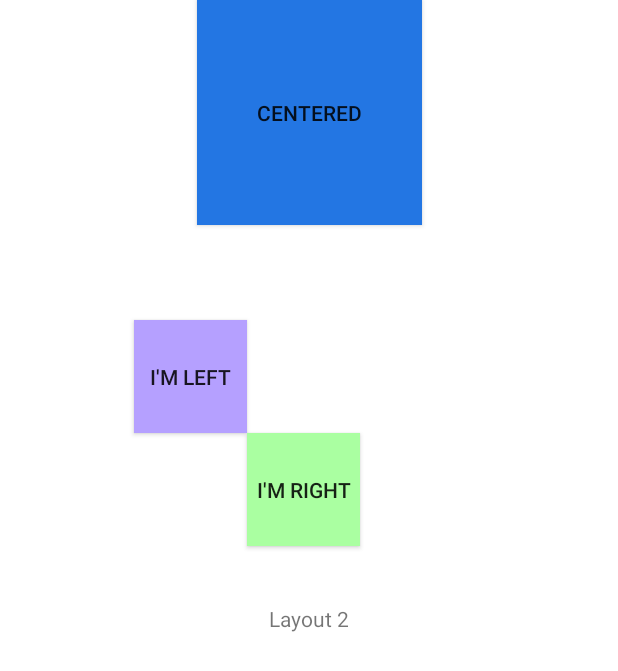
After one commit to dltra/AndroidTutorialsLab04Layout, an Android app: the layout layout2.xml on its own in the app's theme, with its tools: preview values and no code run, on a phone screen of 412 x 824 dp. The commit adds this screen. Shown: the top 671 px of the screen. Run offline under Robolectric (Android 15) with nearby library versions, the phone set to English and light mode, and no system bars.

Commit message:
Layout2 Guidelines

```diff
--- a/app/src/main/java/com/tradan/layoutdemo/MainActivity.java
+++ b/app/src/main/java/com/tradan/layoutdemo/MainActivity.java
@@ -9,6 +9,6 @@ public class MainActivity extends AppCompatActivity {
     @Override
     protected void onCreate(Bundle savedInstanceState) {
         super.onCreate(savedInstanceState);
-        setContentView(R.layout.layout1);
+        setContentView(R.layout.layout2);
     }
 }
--- /dev/null
+++ b/app/src/main/res/layout/layout2.xml
@@ -0,0 +1,48 @@
+<?xml version="1.0" encoding="utf-8"?>
+<androidx.constraintlayout.widget.ConstraintLayout xmlns:android="http://schemas.android.com/apk/res/android"
+    android:layout_width="match_parent"
+    android:layout_height="match_parent"
+    xmlns:app="http://schemas.android.com/apk/res-auto">
+    <androidx.appcompat.widget.AppCompatButton
+        android:layout_width="@dimen/large_length"
+        android:layout_height="@dimen/large_length"
+        app:layout_constraintLeft_toLeftOf="parent"
+        app:layout_constraintRight_toRightOf="parent"
+        app:layout_constraintTop_toTopOf="parent"
+        android:background="@color/royal_blue"
+        android:text="Centered"/>
+    <androidx.constraintlayout.widget.Guideline
+        android:id="@+id/vertical_guideline"
+        android:layout_width="wrap_content"
+        android:layout_height="wrap_content"
+        android:orientation="vertical"
+        app:layout_constraintGuide_percent=".4"/>
+    <androidx.constraintlayout.widget.Guideline
+        android:id="@+id/horizontal_guideline"
+        android:layout_width="wrap_content"
+        android:layout_height="wrap_content"
+        android:orientation="horizontal"
+        app:layout_constraintGuide_percent=".35"/>
+    <androidx.appcompat.widget.AppCompatButton
+        android:layout_width="@dimen/small_length"
+        android:layout_height="@dimen/small_length"
+        android:background="@color/med_purple"
+        android:text="I'm Left"
+        app:layout_constraintRight_toRightOf="@id/vertical_guideline"
+        app:layout_constraintBottom_toBottomOf="@id/horizontal_guideline"/>
+    <androidx.appcompat.widget.AppCompatButton
+        android:layout_width="@dimen/small_length"
+        android:layout_height="@dimen/small_length"
+        android:background="@color/med_spring_green"
+        android:text="I'm Right"
+        app:layout_constraintLeft_toLeftOf="@id/vertical_guideline"
+        app:layout_constraintTop_toTopOf="@id/horizontal_guideline"/>
+    <TextView
+        android:layout_width="wrap_content"
+        android:layout_height="wrap_content"
+        app:layout_constraintLeft_toLeftOf="parent"
+        app:layout_constraintRight_toRightOf="parent"
+        app:layout_constraintTop_toTopOf="parent"
+        app:layout_constraintBottom_toBottomOf="parent"
+        android:text="@string/layout_label_2"/>
+</androidx.constraintlayout.widget.ConstraintLayout>
```
